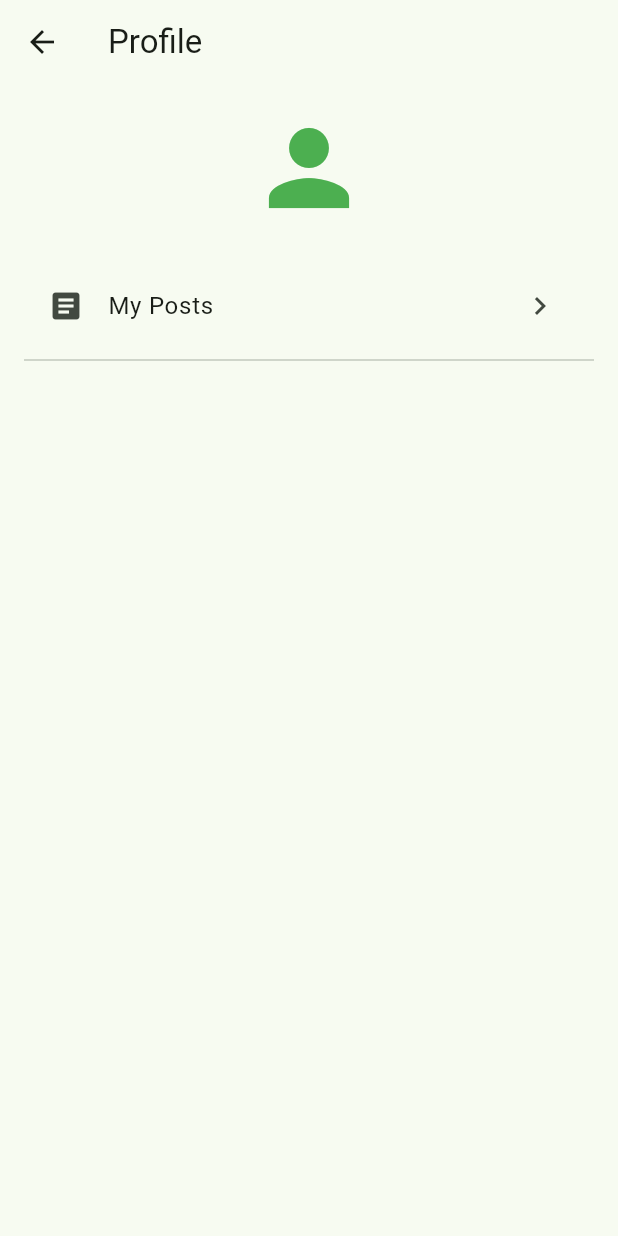
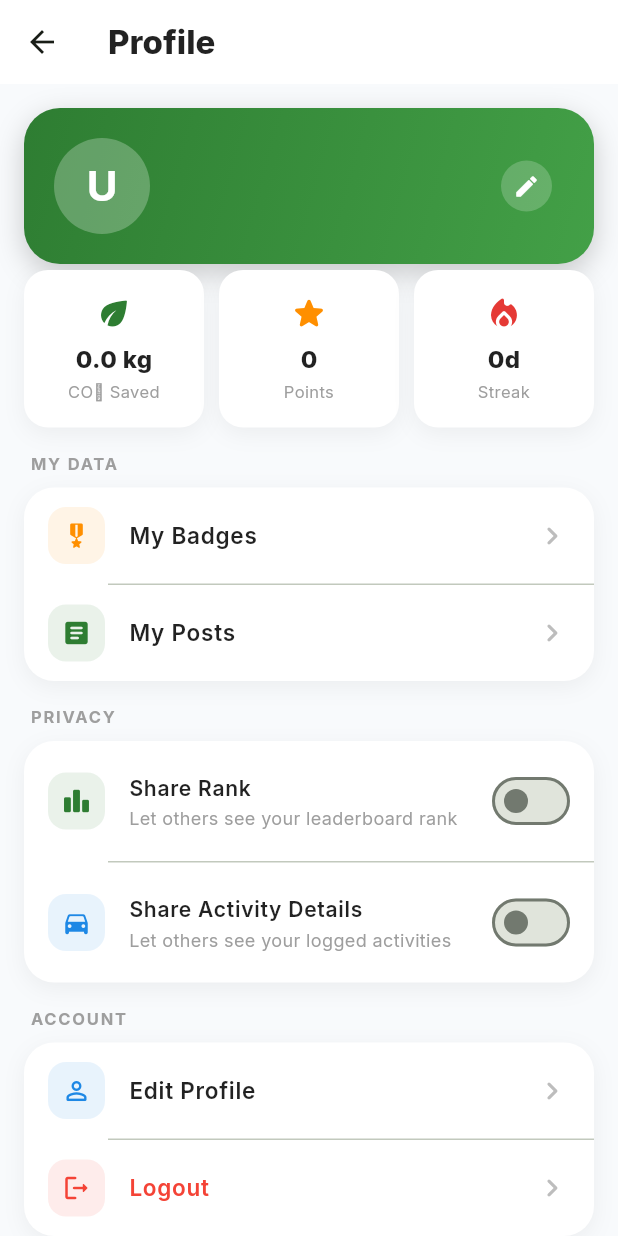
Before and after one commit to Minniefo/co2-footprint-tracker, a Flutter app: the ProfileScreen screen opened directly, on a phone screen of 412 x 824 dp. Run offline on Flutter 3.47's test engine with Material 3 defaults, Android fonts, the phone set to English and light mode, and no system bars; our stand-ins replace cloud_firestore, firebase_auth, firebase_core, firebase_storage, flutter_dotenv, flutter_map and 4 more; accounts and stored records are empty.

Commit message:
Updated the UI

```diff
--- a/co2_footprint_tracker/lib/screens/home/home_screen.dart
+++ b/co2_footprint_tracker/lib/screens/home/home_screen.dart
@@ -10,7 +10,7 @@ import '../activity/add_activity_screen.dart';
 import '../auth/login_screen.dart';
 import '../gamification/gamification_screen.dart';
 import '../community/community_screen.dart';
-import '../community/my_posts_screen.dart';
+import '../../screens/profile_screen.dart';
 
 class HomeScreen extends ConsumerStatefulWidget {
   const HomeScreen({super.key});
@@ -87,14 +87,6 @@ class HomeDashboard extends ConsumerWidget {
 
   @override
   Widget build(BuildContext context, WidgetRef ref) {
-    final user = FirebaseAuth.instance.currentUser;
-
-    final displayName = (user?.displayName?.isNotEmpty == true)
-        ? user!.displayName!
-        : ((user?.email?.isNotEmpty == true) ? user!.email!.split('@')[0] : 'Eco Warrior');
-
-    final initial = displayName.isNotEmpty ? displayName[0].toUpperCase() : 'U';
-
     final userAsync = ref.watch(userDocumentProvider);
     final activitiesAsync = ref.watch(userActivitiesProvider);
 
@@ -128,6 +120,13 @@ class HomeDashboard extends ConsumerWidget {
           loading: () => const Center(child: CircularProgressIndicator()),
           error: (err, stack) => Center(child: Text('Error: $err')),
           data: (userModel) {
+            // Use Firestore display_name first (real-time), fall back to Firebase Auth
+            final firebaseUser = FirebaseAuth.instance.currentUser;
+            final displayName = (userModel?.displayName?.isNotEmpty == true)
+                ? userModel!.displayName!
+                : ((firebaseUser?.email?.isNotEmpty == true) ? firebaseUser!.email!.split('@')[0] : 'Eco Warrior');
+            final initial = displayName.isNotEmpty ? displayName[0].toUpperCase() : 'U';
+
             final points = userModel?.points ?? 0;
             final streak = userModel?.streak ?? 0;
 
@@ -539,30 +538,3 @@ class LeaderboardScreen extends StatelessWidget {
     );
   }
 }
-
-class ProfileScreen extends StatelessWidget {
-  const ProfileScreen({super.key});
-
-  @override
-  Widget build(BuildContext context) {
-    return Scaffold(
-      appBar: AppBar(title: const Text('Profile')),
-      body: ListView(
-        padding: const EdgeInsets.all(16.0),
-        children: [
-          const Icon(Icons.person, size: 80, color: Colors.green),
-          const SizedBox(height: 24),
-          ListTile(
-            leading: const Icon(Icons.article),
-            title: const Text('My Posts'),
-            trailing: const Icon(Icons.chevron_right),
-            onTap: () {
-              Navigator.push(context, MaterialPageRoute(builder: (_) => const MyPostsScreen()));
-            },
-          ),
-          const Divider(),
-        ],
-      ),
-    );
-  }
-}
--- /dev/null
+++ b/co2_footprint_tracker/lib/screens/profile_screen.dart
@@ -0,0 +1,320 @@
+import 'package:flutter/material.dart';
+import 'package:flutter_riverpod/flutter_riverpod.dart';
+import 'package:google_fonts/google_fonts.dart';
+import 'package:firebase_auth/firebase_auth.dart';
+import '../providers/user_provider.dart';
+import '../providers/auth_provider.dart';
+import '../models/user.dart';
+import '../screens/auth/login_screen.dart';
+import '../screens/community/my_posts_screen.dart';
+import '../screens/gamification/gamification_screen.dart';
+import 'edit_profile_screen.dart';
+
+const _kGreen = Color(0xFF2E7D32);
+const _kBg = Color(0xFFF8FAFC);
+const _kCardShadow = [BoxShadow(color: Color(0x0D000000), blurRadius: 12, offset: Offset(0, 4))];
+
+class ProfileScreen extends ConsumerWidget {
+  const ProfileScreen({super.key});
+
+  @override
+  Widget build(BuildContext context, WidgetRef ref) {
+    final userAsync = ref.watch(userDocumentProvider);
+    final firebaseUser = FirebaseAuth.instance.currentUser;
+
+    return Scaffold(
+      backgroundColor: _kBg,
+      appBar: AppBar(
+        backgroundColor: Colors.white,
+        elevation: 0,
+        title: Text('Profile', style: GoogleFonts.inter(fontWeight: FontWeight.w800, fontSize: 22, color: Colors.black87)),
+      ),
+      body: userAsync.when(
+        loading: () => const Center(child: CircularProgressIndicator()),
+        error: (e, _) => Center(child: Text('Error: $e')),
+        data: (user) {
+          final displayName = user?.displayName ?? firebaseUser?.displayName ?? 'Eco Warrior';
+          final email = user?.email ?? firebaseUser?.email ?? '';
+          final initial = displayName.isNotEmpty ? displayName[0].toUpperCase() : 'U';
+
+          return SingleChildScrollView(
+            padding: const EdgeInsets.symmetric(vertical: 16),
+            child: Column(
+              children: [
+                // ─── Header Card ───────────────────────────────────────────
+                _sectionPad(
+                  child: Container(
+                    padding: const EdgeInsets.all(20),
+                    decoration: BoxDecoration(
+                      gradient: const LinearGradient(
+                        colors: [Color(0xFF2E7D32), Color(0xFF43A047)],
+                        begin: Alignment.topLeft,
+                        end: Alignment.bottomRight,
+                      ),
+                      borderRadius: BorderRadius.circular(24),
+                      boxShadow: const [BoxShadow(color: Color(0x33000000), blurRadius: 16, offset: Offset(0, 6))],
+                    ),
+                    child: Row(
+                      children: [
+                        CircleAvatar(
+                          radius: 32,
+                          backgroundColor: Colors.white.withValues(alpha: 0.25),
+                          child: Text(initial, style: GoogleFonts.inter(fontSize: 28, fontWeight: FontWeight.bold, color: Colors.white)),
+                        ),
+                        const SizedBox(width: 16),
+                        Expanded(
+                          child: Column(
+                            crossAxisAlignment: CrossAxisAlignment.start,
+                            children: [
+                              Text(displayName, style: GoogleFonts.inter(fontSize: 20, fontWeight: FontWeight.w800, color: Colors.white), maxLines: 1, overflow: TextOverflow.ellipsis),
+                              const SizedBox(height: 4),
+                              Text(email, style: GoogleFonts.inter(fontSize: 13, color: Colors.white.withValues(alpha: 0.8)), maxLines: 1, overflow: TextOverflow.ellipsis),
+                            ],
+                          ),
+                        ),
+                        IconButton(
+                          onPressed: () => Navigator.push(context, MaterialPageRoute(builder: (_) => EditProfileScreen(user: user))),
+                          icon: Container(
+                            padding: const EdgeInsets.all(8),
+                            decoration: BoxDecoration(color: Colors.white.withValues(alpha: 0.2), shape: BoxShape.circle),
+                            child: const Icon(Icons.edit_rounded, color: Colors.white, size: 18),
+                          ),
+                        ),
+                      ],
+                    ),
+                  ),
+                ),
+                const SizedBox(height: 4),
+
+                // ─── Stats Row ─────────────────────────────────────────────
+                _sectionPad(
+                  child: Row(
+                    children: [
+                      Expanded(child: _StatCard(icon: Icons.eco_rounded, color: _kGreen, label: 'CO₂ Saved', value: '${(user?.totalCo2Kg ?? 0.0).toStringAsFixed(1)} kg')),
+                      const SizedBox(width: 10),
+                      Expanded(child: _StatCard(icon: Icons.star_rounded, color: const Color(0xFFFF8F00), label: 'Points', value: '${user?.points ?? 0}')),
+                      const SizedBox(width: 10),
+                      Expanded(child: _StatCard(icon: Icons.local_fire_department_rounded, color: const Color(0xFFE53935), label: 'Streak', value: '${user?.streak ?? 0}d')),
+                    ],
+                  ),
+                ),
+                const SizedBox(height: 8),
+
+                // ─── My Data ───────────────────────────────────────────────
+                _SectionLabel(label: 'My Data'),
+                _sectionPad(
+                  child: _Card(
+                    child: Column(
+                      children: [
+                        _NavTile(icon: Icons.military_tech_rounded, color: const Color(0xFFFF8F00), label: 'My Badges', onTap: () => Navigator.push(context, MaterialPageRoute(builder: (_) => const GamificationScreen()))),
+                        _divider(),
+                        _NavTile(icon: Icons.article_rounded, color: _kGreen, label: 'My Posts', onTap: () => Navigator.push(context, MaterialPageRoute(builder: (_) => const MyPostsScreen()))),
+                      ],
+                    ),
+                  ),
+                ),
+                const SizedBox(height: 8),
+
+                // ─── Privacy Settings ──────────────────────────────────────
+                if (user?.privacy != null) ...[
+                  _SectionLabel(label: 'Privacy'),
+                  _sectionPad(
+                    child: _PrivacyCard(user: user!),
+                  ),
+                  const SizedBox(height: 8),
+                ],
+
+                // ─── Account ───────────────────────────────────────────────
+                _SectionLabel(label: 'Account'),
+                _sectionPad(
+                  child: _Card(
+                    child: Column(
+                      children: [
+                        _NavTile(
+                          icon: Icons.person_outline_rounded,
+                          color: Colors.blue.shade600,
+                          label: 'Edit Profile',
+                          onTap: () => Navigator.push(context, MaterialPageRoute(builder: (_) => EditProfileScreen(user: user))),
+                        ),
+                        _divider(),
+                        _NavTile(
+                          icon: Icons.logout_rounded,
+                          color: Colors.red.shade500,
+                          label: 'Logout',
+                          labelColor: Colors.red.shade500,
+                          onTap: () => _confirmLogout(context, ref),
+                        ),
+                      ],
+                    ),
+                  ),
+                ),
+                const SizedBox(height: 32),
+              ],
+            ),
+          );
+        },
+      ),
+    );
+  }
+
+  Future<void> _confirmLogout(BuildContext context, WidgetRef ref) async {
+    final confirm = await showDialog<bool>(
+      context: context,
+      builder: (ctx) => AlertDialog(
+        shape: RoundedRectangleBorder(borderRadius: BorderRadius.circular(20)),
+        title: Text('Log Out?', style: GoogleFonts.inter(fontWeight: FontWeight.bold)),
+        content: Text('You will be signed out of your account.', style: GoogleFonts.inter()),
+        actions: [
+          TextButton(onPressed: () => Navigator.pop(ctx, false), child: Text('Cancel', style: GoogleFonts.inter())),
+          TextButton(onPressed: () => Navigator.pop(ctx, true), child: Text('Log Out', style: GoogleFonts.inter(color: Colors.red, fontWeight: FontWeight.bold))),
+        ],
+      ),
+    );
+    if (confirm == true) {
+      await ref.read(authControllerProvider.notifier).logout();
+      if (context.mounted) {
+        Navigator.pushAndRemoveUntil(context, MaterialPageRoute(builder: (_) => const LoginScreen()), (_) => false);
+      }
+    }
+  }
+}
+
+// ─── Private helpers ────────────────────────────────────────────────────────
+
+Widget _sectionPad({required Widget child}) => Padding(padding: const EdgeInsets.symmetric(horizontal: 16), child: child);
+
+Widget _divider() => const Divider(height: 1, indent: 56, endIndent: 0);
+
+class _SectionLabel extends StatelessWidget {
+  final String label;
+  const _SectionLabel({required this.label});
+  @override
+  Widget build(BuildContext context) => Padding(
+        padding: const EdgeInsets.symmetric(horizontal: 20, vertical: 8),
+        child: Align(
+          alignment: Alignment.centerLeft,
+          child: Text(label.toUpperCase(), style: GoogleFonts.inter(fontSize: 11, fontWeight: FontWeight.w700, color: Colors.grey.shade500, letterSpacing: 1.2)),
+        ),
+      );
+}
+
+class _Card extends StatelessWidget {
+  final Widget child;
+  const _Card({required this.child});
+  @override
+  Widget build(BuildContext context) => Container(
+        decoration: BoxDecoration(color: Colors.white, borderRadius: BorderRadius.circular(20), boxShadow: _kCardShadow),
+        child: child,
+      );
+}
+
+class _StatCard extends StatelessWidget {
+  final IconData icon;
+  final Color color;
+  final String label;
+  final String value;
+  const _StatCard({required this.icon, required this.color, required this.label, required this.value});
+  @override
+  Widget build(BuildContext context) => Container(
+        padding: const EdgeInsets.symmetric(vertical: 16, horizontal: 10),
+        decoration: BoxDecoration(
+          color: Colors.white,
+          borderRadius: BorderRadius.circular(16),
+          boxShadow: _kCardShadow,
+        ),
+        child: Column(
+          children: [
+            Icon(icon, color: color, size: 26),
+            const SizedBox(height: 6),
+            Text(value, style: GoogleFonts.inter(fontWeight: FontWeight.w800, fontSize: 16, color: Colors.black87)),
+            const SizedBox(height: 2),
+            Text(label, style: GoogleFonts.inter(fontSize: 11, color: Colors.grey.shade500), textAlign: TextAlign.center),
+          ],
+        ),
+      );
+}
+
+class _NavTile extends StatelessWidget {
+  final IconData icon;
+  final Color color;
+  final String label;
+  final Color? labelColor;
+  final VoidCallback onTap;
+  const _NavTile({required this.icon, required this.color, required this.label, required this.onTap, this.labelColor});
+
+  @override
+  Widget build(BuildContext context) => ListTile(
+        onTap: onTap,
+        contentPadding: const EdgeInsets.symmetric(horizontal: 16, vertical: 4),
+        leading: Container(
+          padding: const EdgeInsets.all(9),
+          decoration: BoxDecoration(color: color.withValues(alpha: 0.1), borderRadius: BorderRadius.circular(12)),
+          child: Icon(icon, color: color, size: 20),
+        ),
+        title: Text(label, style: GoogleFonts.inter(fontWeight: FontWeight.w600, fontSize: 15, color: labelColor ?? Colors.black87)),
+        trailing: Icon(Icons.chevron_right_rounded, color: Colors.grey.shade400),
+      );
+}
+
+class _PrivacyCard extends ConsumerWidget {
+  final UserModel user;
+  const _PrivacyCard({required this.user});
+
+  @override
+  Widget build(BuildContext context, WidgetRef ref) {
+    final privacy = user.privacy!;
+    return Container(
+      decoration: BoxDecoration(color: Colors.white, borderRadius: BorderRadius.circular(20), boxShadow: _kCardShadow),
+      child: Column(
+        children: [
+          _PrivacyToggle(
+            icon: Icons.leaderboard_rounded,
+            color: _kGreen,
+            label: 'Share Rank',
+            subtitle: 'Let others see your leaderboard rank',
+            value: privacy.shareRank,
+            onChanged: (v) => ref.read(profileControllerProvider.notifier).updatePrivacy(
+              shareRank: v,
+              shareActivityDetails: privacy.shareActivityDetails,
+            ),
+          ),
+          _divider(),
+          _PrivacyToggle(
+            icon: Icons.directions_car_rounded,
+            color: Colors.blue.shade600,
+            label: 'Share Activity Details',
+            subtitle: 'Let others see your logged activities',
+            value: privacy.shareActivityDetails,
+            onChanged: (v) => ref.read(profileControllerProvider.notifier).updatePrivacy(
+              shareRank: privacy.shareRank,
+              shareActivityDetails: v,
+            ),
+          ),
+        ],
+      ),
+    );
+  }
+}
+
+class _PrivacyToggle extends StatelessWidget {
+  final IconData icon;
+  final Color color;
+  final String label;
+  final String subtitle;
+  final bool value;
+  final ValueChanged<bool> onChanged;
+  const _PrivacyToggle({required this.icon, required this.color, required this.label, required this.subtitle, required this.value, required this.onChanged});
+
+  @override
+  Widget build(BuildContext context) => ListTile(
+        contentPadding: const EdgeInsets.fromLTRB(16, 4, 12, 4),
+        leading: Container(
+          padding: const EdgeInsets.all(9),
+          decoration: BoxDecoration(color: color.withValues(alpha: 0.1), borderRadius: BorderRadius.circular(12)),
+          child: Icon(icon, color: color, size: 20),
+        ),
+        title: Text(label, style: GoogleFonts.inter(fontWeight: FontWeight.w600, fontSize: 14, color: Colors.black87)),
+        subtitle: Text(subtitle, style: GoogleFonts.inter(fontSize: 12, color: Colors.grey.shade500)),
+        trailing: Switch.adaptive(value: value, onChanged: onChanged, activeThumbColor: _kGreen),
+      );
+}
```
Also changed, not shown: co2_footprint_tracker/lib/providers/user_provider.dart (+40 -0 lines), co2_footprint_tracker/lib/screens/edit_profile_screen.dart (added, +227 -0 lines), co2_footprint_tracker/lib/services/user_service.dart (added, +43 -0 lines).
